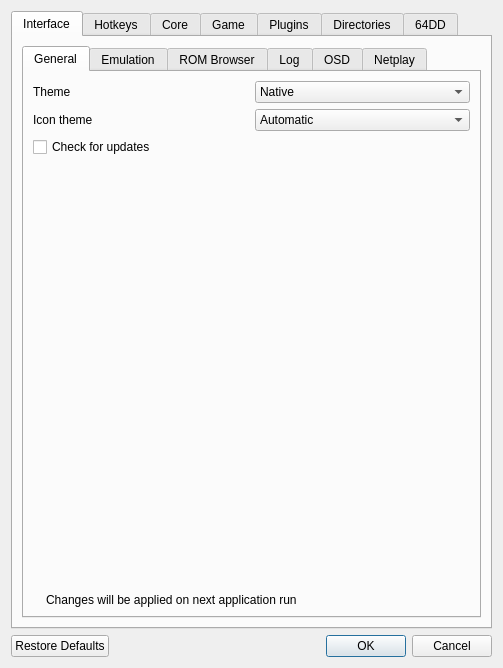
CoderTimZ/RMG, file Source/RMG/UserInterface/Dialog/SettingsDialog.ui: the form before one commit.
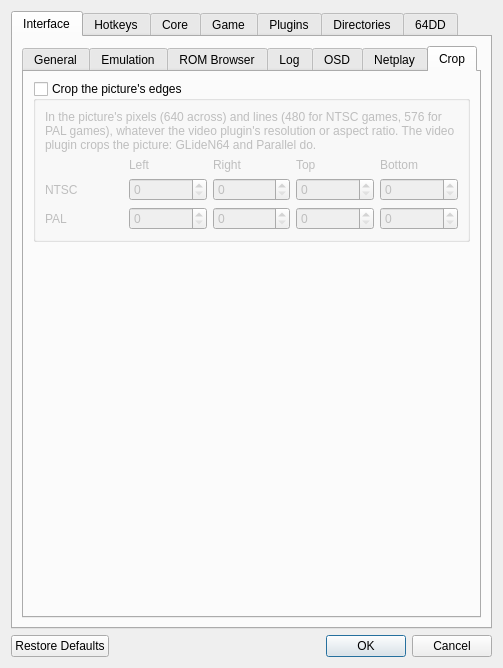
The form after the commit. The open tabs and pages were chosen to show the change. Icons and pictures are not drawn. Custom widgets are drawn as their Qt base class.

Commit message: Add a crop of the picture's edges, set in RMG and applied by the video plugins

Patch:
```diff
--- a/Source/RMG/UserInterface/Dialog/SettingsDialog.ui
+++ b/Source/RMG/UserInterface/Dialog/SettingsDialog.ui
@@ -680,6 +680,153 @@
                </item>
               </layout>
              </widget>
+             <widget class="QWidget" name="innerInterfaceCropTab">
+              <attribute name="title">
+               <string>Crop</string>
+              </attribute>
+              <layout class="QVBoxLayout" name="interfaceCropLayout">
+               <item>
+                <widget class="QGroupBox" name="cropGroupBox">
+                 <property name="title">
+                  <string>Crop the picture's edges</string>
+                 </property>
+                 <property name="checkable">
+                  <bool>true</bool>
+                 </property>
+                 <property name="checked">
+                  <bool>false</bool>
+                 </property>
+                 <layout class="QVBoxLayout" name="cropGroupLayout">
+                  <item>
+                   <widget class="QLabel" name="cropUnitsLabel">
+                    <property name="text">
+                     <string>In the picture's pixels (640 across) and lines (480 for NTSC games, 576 for PAL games), whatever the video plugin's resolution or aspect ratio. The video plugin crops the picture: GLideN64 and Parallel do.</string>
+                    </property>
+                    <property name="wordWrap">
+                     <bool>true</bool>
+                    </property>
+                   </widget>
+                  </item>
+                  <item>
+                   <layout class="QGridLayout" name="cropGridLayout">
+                    <item row="0" column="1">
+                     <widget class="QLabel" name="cropHeaderLeftLabel">
+                      <property name="text">
+                       <string>Left</string>
+                      </property>
+                     </widget>
+                    </item>
+                    <item row="0" column="2">
+                     <widget class="QLabel" name="cropHeaderRightLabel">
+                      <property name="text">
+                       <string>Right</string>
+                      </property>
+                     </widget>
+                    </item>
+                    <item row="0" column="3">
+                     <widget class="QLabel" name="cropHeaderTopLabel">
+                      <property name="text">
+                       <string>Top</string>
+                      </property>
+                     </widget>
+                    </item>
+                    <item row="0" column="4">
+                     <widget class="QLabel" name="cropHeaderBottomLabel">
+                      <property name="text">
+                       <string>Bottom</string>
+                      </property>
+                     </widget>
+                    </item>
+                    <item row="1" column="0">
+                     <widget class="QLabel" name="cropNtscLabel">
+                      <property name="text">
+                       <string>NTSC</string>
+                      </property>
+                     </widget>
+                    </item>
+                    <item row="1" column="1">
+                   <widget class="QSpinBox" name="cropNtscLeftSpinBox">
+                    <property name="maximum">
+                     <number>300</number>
+                    </property>
+                   </widget>
+                    </item>
+                    <item row="1" column="2">
+                   <widget class="QSpinBox" name="cropNtscRightSpinBox">
+                    <property name="maximum">
+                     <number>300</number>
+                    </property>
+                   </widget>
+                    </item>
+                    <item row="1" column="3">
+                   <widget class="QSpinBox" name="cropNtscTopSpinBox">
+                    <property name="maximum">
+                     <number>200</number>
+                    </property>
+                   </widget>
+                    </item>
+                    <item row="1" column="4">
+                   <widget class="QSpinBox" name="cropNtscBottomSpinBox">
+                    <property name="maximum">
+                     <number>200</number>
+                    </property>
+                   </widget>
+                    </item>
+                    <item row="2" column="0">
+                     <widget class="QLabel" name="cropPalLabel">
+                      <property name="text">
+                       <string>PAL</string>
+                      </property>
+                     </widget>
+                    </item>
+                    <item row="2" column="1">
+                   <widget class="QSpinBox" name="cropPalLeftSpinBox">
+                    <property name="maximum">
+                     <number>300</number>
+                    </property>
+                   </widget>
+                    </item>
+                    <item row="2" column="2">
+                   <widget class="QSpinBox" name="cropPalRightSpinBox">
+                    <property name="maximum">
+                     <number>300</number>
+                    </property>
+                   </widget>
+                    </item>
+                    <item row="2" column="3">
+                   <widget class="QSpinBox" name="cropPalTopSpinBox">
+                    <property name="maximum">
+                     <number>200</number>
+                    </property>
+                   </widget>
+                    </item>
+                    <item row="2" column="4">
+                   <widget class="QSpinBox" name="cropPalBottomSpinBox">
+                    <property name="maximum">
+                     <number>200</number>
+                    </property>
+                   </widget>
+                    </item>
+                   </layout>
+                  </item>
+                 </layout>
+                </widget>
+               </item>
+               <item>
+                <spacer name="interfaceCropSpacer">
+                 <property name="orientation">
+                  <enum>Qt::Orientation::Vertical</enum>
+                 </property>
+                 <property name="sizeHint" stdset="0">
+                  <size>
+                   <width>20</width>
+                   <height>40</height>
+                  </size>
+                 </property>
+                </spacer>
+               </item>
+              </layout>
+             </widget>
             </widget>
            </item>
           </layout>
```
Left out of the diff: 115 changed lines with no effect on the pictures. The commit also changes 31 other files.
